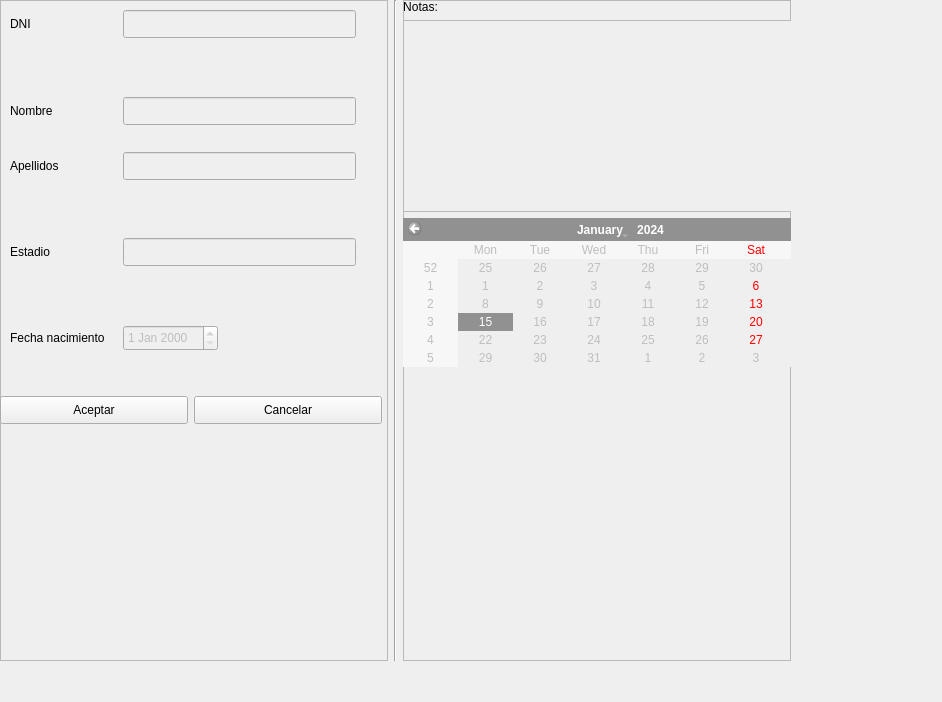
Drahness/Parkingson, file GUI/UIs/pacients_widget.ui: the form before one commit.
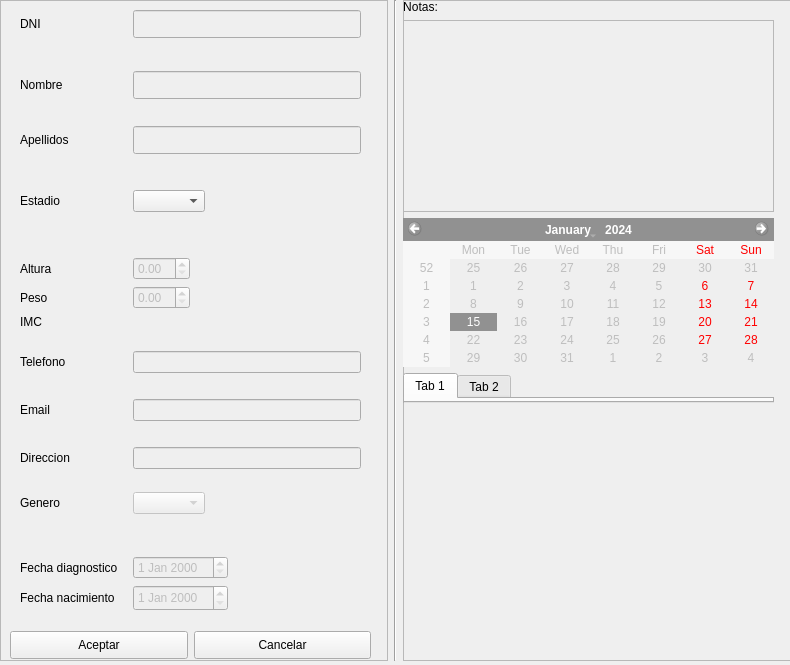
The form after the commit.

Diff of the .ui file:
```diff
--- a/GUI/UIs/pacients_widget.ui
+++ b/GUI/UIs/pacients_widget.ui
@@ -6,8 +6,8 @@
    <rect>
     <x>0</x>
     <y>0</y>
-    <width>942</width>
-    <height>702</height>
+    <width>790</width>
+    <height>665</height>
    </rect>
   </property>
   <property name="windowTitle">
@@ -37,10 +37,10 @@
       <widget class="QWidget" name="formLayoutWidget">
        <property name="geometry">
         <rect>
-         <x>0</x>
+         <x>10</x>
          <y>0</y>
-         <width>366</width>
-         <height>361</height>
+         <width>361</width>
+         <height>621</height>
         </rect>
        </property>
        <layout class="QFormLayout" name="formLayout">
@@ -110,6 +110,19 @@
           </property>
          </widget>
         </item>
+        <item row="2" column="1">
+         <spacer name="verticalSpacer">
+          <property name="orientation">
+           <enum>Qt::Vertical</enum>
+          </property>
+          <property name="sizeHint" stdset="0">
+           <size>
+            <width>20</width>
+            <height>10</height>
+           </size>
+          </property>
+         </spacer>
+        </item>
         <item row="3" column="0">
          <widget class="QLabel" name="label_2">
           <property name="minimumSize">
@@ -221,32 +234,40 @@
          </widget>
         </item>
         <item row="8" column="1">
-         <widget class="QLineEdit" name="estadio_field">
-          <property name="enabled">
-           <bool>false</bool>
-          </property>
-          <property name="minimumSize">
-           <size>
-            <width>228</width>
-            <height>28</height>
-           </size>
-          </property>
-         </widget>
+         <layout class="QHBoxLayout" name="horizontalLayout_2">
+          <item>
+           <widget class="QComboBox" name="estadio_combo_box"/>
+          </item>
+          <item>
+           <widget class="QLabel" name="label_estadio">
+            <property name="text">
+             <string/>
+            </property>
+           </widget>
+          </item>
+         </layout>
         </item>
         <item row="9" column="1">
-         <spacer name="verticalSpacer_3">
+         <widget class="Line" name="line_2">
           <property name="orientation">
-           <enum>Qt::Vertical</enum>
+           <enum>Qt::Horizontal</enum>
           </property>
-          <property name="sizeHint" stdset="0">
-           <size>
-            <width>20</width>
-            <height>10</height>
-           </size>
-          </property>
-         </spacer>
+         </widget>
         </item>
         <item row="10" column="1">
+         <spacer name="verticalSpacer_3">
+          <property name="orientation">
+           <enum>Qt::Vertical</enum>
+          </property>
+          <property name="sizeHint" stdset="0">
+           <size>
+            <width>20</width>
+            <height>10</height>
+           </size>
+          </property>
+         </spacer>
+        </item>
+        <item row="11" column="1">
          <widget class="QLabel" name="error_estadio">
           <property name="minimumSize">
            <size>
@@ -262,7 +283,175 @@
           </property>
          </widget>
         </item>
-        <item row="11" column="0">
+        <item row="12" column="0">
+         <widget class="QLabel" name="label_12">
+          <property name="text">
+           <string>Altura</string>
+          </property>
+         </widget>
+        </item>
+        <item row="15" column="0">
+         <widget class="QLabel" name="label_13">
+          <property name="text">
+           <string>Peso</string>
+          </property>
+         </widget>
+        </item>
+        <item row="16" column="0">
+         <widget class="QLabel" name="imc_label">
+          <property name="text">
+           <string>IMC</string>
+          </property>
+         </widget>
+        </item>
+        <item row="16" column="1">
+         <layout class="QHBoxLayout" name="horizontalLayout_4">
+          <item>
+           <widget class="QLabel" name="imc_result">
+            <property name="text">
+             <string/>
+            </property>
+           </widget>
+          </item>
+          <item>
+           <widget class="QLabel" name="consejo_imc">
+            <property name="text">
+             <string/>
+            </property>
+           </widget>
+          </item>
+         </layout>
+        </item>
+        <item row="17" column="1">
+         <spacer name="verticalSpacer_4">
+          <property name="orientation">
+           <enum>Qt::Vertical</enum>
+          </property>
+          <property name="sizeHint" stdset="0">
+           <size>
+            <width>20</width>
+            <height>40</height>
+           </size>
+          </property>
+         </spacer>
+        </item>
+        <item row="19" column="0">
+         <widget class="QLabel" name="label_11">
+          <property name="text">
+           <string>Telefono</string>
+          </property>
+         </widget>
+        </item>
+        <item row="19" column="1">
+         <widget class="QLineEdit" name="telefono_edit">
+          <property name="enabled">
+           <bool>false</bool>
+          </property>
+         </widget>
+        </item>
+        <item row="20" column="1">
+         <widget class="QLabel" name="error_telefono">
+          <property name="styleSheet">
+           <string notr="true">color:red</string>
+          </property>
+          <property name="text">
+           <string/>
+          </property>
+         </widget>
+        </item>
+        <item row="21" column="0">
+         <widget class="QLabel" name="label_9">
+          <property name="text">
+           <string>Email</string>
+          </property>
+         </widget>
+        </item>
+        <item row="21" column="1">
+         <widget class="QLineEdit" name="email_edit">
+          <property name="enabled">
+           <bool>false</bool>
+          </property>
+         </widget>
+        </item>
+        <item row="22" column="1">
+         <widget class="QLabel" name="error_email">
+          <property name="styleSheet">
+           <string notr="true">color:red</string>
+          </property>
+          <property name="text">
+           <string/>
+          </property>
+         </widget>
+        </item>
+        <item row="23" column="0">
+         <widget class="QLabel" name="label_8">
+          <property name="text">
+           <string>Direccion</string>
+          </property>
+         </widget>
+        </item>
+        <item row="23" column="1">
+         <widget class="QLineEdit" name="direccion_edit">
+          <property name="enabled">
+           <bool>false</bool>
+          </property>
+         </widget>
+        </item>
+        <item row="24" column="1">
+         <spacer name="verticalSpacer_5">
+          <property name="orientation">
+           <enum>Qt::Vertical</enum>
+          </property>
+          <property name="sizeHint" stdset="0">
+           <size>
+            <width>20</width>
+            <height>40</height>
+           </size>
+          </property>
+         </spacer>
+        </item>
+        <item row="25" column="0">
+         <widget class="QLabel" name="label_7">
+          <property name="text">
+           <string>Genero</string>
+          </property>
+         </widget>
+        </item>
+        <item row="25" column="1">
+         <widget class="QComboBox" name="gender_combo_box">
+          <property name="enabled">
+           <bool>false</bool>
+          </property>
+         </widget>
+        </item>
+        <item row="27" column="1">
+         <spacer name="verticalSpacer_6">
+          <property name="orientation">
+           <enum>Qt::Vertical</enum>
+          </property>
+          <property name="sizeHint" stdset="0">
+           <size>
+            <width>20</width>
+            <height>40</height>
+           </size>
+          </property>
+         </spacer>
+        </item>
+        <item row="28" column="0">
+         <widget class="QLabel" name="label_10">
+          <property name="text">
+           <string>Fecha diagnostico</string>
+          </property>
+         </widget>
+        </item>
+        <item row="28" column="1">
+         <widget class="QDateEdit" name="diagnostico_date_edit">
+          <property name="enabled">
+           <bool>false</bool>
+          </property>
+         </widget>
+        </item>
+        <item row="29" column="0">
          <widget class="QLabel" name="label_5">
           <property name="minimumSize">
            <size>
@@ -275,7 +464,7 @@
           </property>
          </widget>
         </item>
-        <item row="11" column="1">
+        <item row="29" column="1">
          <widget class="QDateEdit" name="nacimiento_field">
           <property name="enabled">
            <bool>false</bool>
@@ -288,18 +477,51 @@
           </property>
          </widget>
         </item>
-        <item row="2" column="1">
-         <spacer name="verticalSpacer">
-          <property name="orientation">
-           <enum>Qt::Vertical</enum>
+        <item row="26" column="1">
+         <widget class="QLabel" name="error_gender">
+          <property name="styleSheet">
+           <string notr="true">color:red</string>
           </property>
-          <property name="sizeHint" stdset="0">
-           <size>
-            <width>20</width>
-            <height>10</height>
-           </size>
+          <property name="text">
+           <string/>
           </property>
-         </spacer>
+         </widget>
+        </item>
+        <item row="12" column="1">
+         <layout class="QHBoxLayout" name="horizontalLayout_3">
+          <item>
+           <widget class="QDoubleSpinBox" name="altura_edit">
+            <property name="enabled">
+             <bool>false</bool>
+            </property>
+           </widget>
+          </item>
+          <item>
+           <widget class="QLabel" name="error_altura">
+            <property name="text">
+             <string/>
+            </property>
+           </widget>
+          </item>
+         </layout>
+        </item>
+        <item row="15" column="1">
+         <layout class="QHBoxLayout" name="horizontalLayout_6">
+          <item>
+           <widget class="QDoubleSpinBox" name="peso_edit">
+            <property name="enabled">
+             <bool>false</bool>
+            </property>
+           </widget>
+          </item>
+          <item>
+           <widget class="QLabel" name="error_peso">
+            <property name="text">
+             <string/>
+            </property>
+           </widget>
+          </item>
+         </layout>
         </item>
        </layout>
        <zorder>label</zorder>
@@ -308,7 +530,6 @@
        <zorder>nombre_field</zorder>
        <zorder>label_3</zorder>
        <zorder>label_4</zorder>
-       <zorder>estadio_field</zorder>
        <zorder>label_5</zorder>
        <zorder>nacimiento_field</zorder>
        <zorder>error_dni</zorder>
@@ -319,14 +540,36 @@
        <zorder>verticalSpacer_2</zorder>
        <zorder>verticalSpacer_3</zorder>
        <zorder>verticalSpacer</zorder>
+       <zorder>line_2</zorder>
+       <zorder>label_7</zorder>
+       <zorder>label_8</zorder>
+       <zorder>label_9</zorder>
+       <zorder>label_10</zorder>
+       <zorder>label_11</zorder>
+       <zorder>label_12</zorder>
+       <zorder>label_13</zorder>
+       <zorder>telefono_edit</zorder>
+       <zorder>email_edit</zorder>
+       <zorder>direccion_edit</zorder>
+       <zorder>gender_combo_box</zorder>
+       <zorder>diagnostico_date_edit</zorder>
+       <zorder>verticalSpacer_5</zorder>
+       <zorder>verticalSpacer_6</zorder>
+       <zorder>error_telefono</zorder>
+       <zorder>error_email</zorder>
+       <zorder>imc_label</zorder>
+       <zorder>verticalSpacer_4</zorder>
+       <zorder>error_gender</zorder>
+       <zorder>horizontalLayoutWidget_3</zorder>
+       <zorder>horizontalLayoutWidget_4</zorder>
       </widget>
       <widget class="QWidget" name="horizontalLayoutWidget_2">
        <property name="geometry">
         <rect>
-         <x>0</x>
-         <y>370</y>
-         <width>382</width>
-         <height>80</height>
+         <x>10</x>
+         <y>630</y>
+         <width>361</width>
+         <height>30</height>
         </rect>
        </property>
        <layout class="QHBoxLayout" name="optionalLayout">
@@ -386,8 +629,8 @@
         <rect>
          <x>0</x>
          <y>0</y>
-         <width>434</width>
-         <height>441</height>
+         <width>371</width>
+         <height>651</height>
         </rect>
        </property>
        <layout class="QFormLayout" name="formLayout_2">
@@ -427,6 +670,49 @@
           </property>
          </widget>
         </item>
+        <item row="2" column="1">
+         <widget class="QTabWidget" name="tabWidget">
+          <property name="currentIndex">
+           <number>0</number>
+          </property>
+          <widget class="QWidget" name="cara_tab">
+           <attribute name="title">
+            <string>Tab 1</string>
+           </attribute>
+           <widget class="QLabel" name="cara_image">
+            <property name="geometry">
+             <rect>
+              <x>30</x>
+              <y>0</y>
+              <width>49</width>
+              <height>16</height>
+             </rect>
+            </property>
+            <property name="text">
+             <string/>
+            </property>
+           </widget>
+          </widget>
+          <widget class="QWidget" name="cuerpo_tab">
+           <attribute name="title">
+            <string>Tab 2</string>
+           </attribute>
+           <widget class="QLabel" name="cuerpo_image">
+            <property name="geometry">
+             <rect>
+              <x>30</x>
+              <y>0</y>
+              <width>49</width>
+              <height>16</height>
+             </rect>
+            </property>
+            <property name="text">
+             <string/>
+            </property>
+           </widget>
+          </widget>
+         </widget>
+        </item>
        </layout>
       </widget>
      </widget>
```
